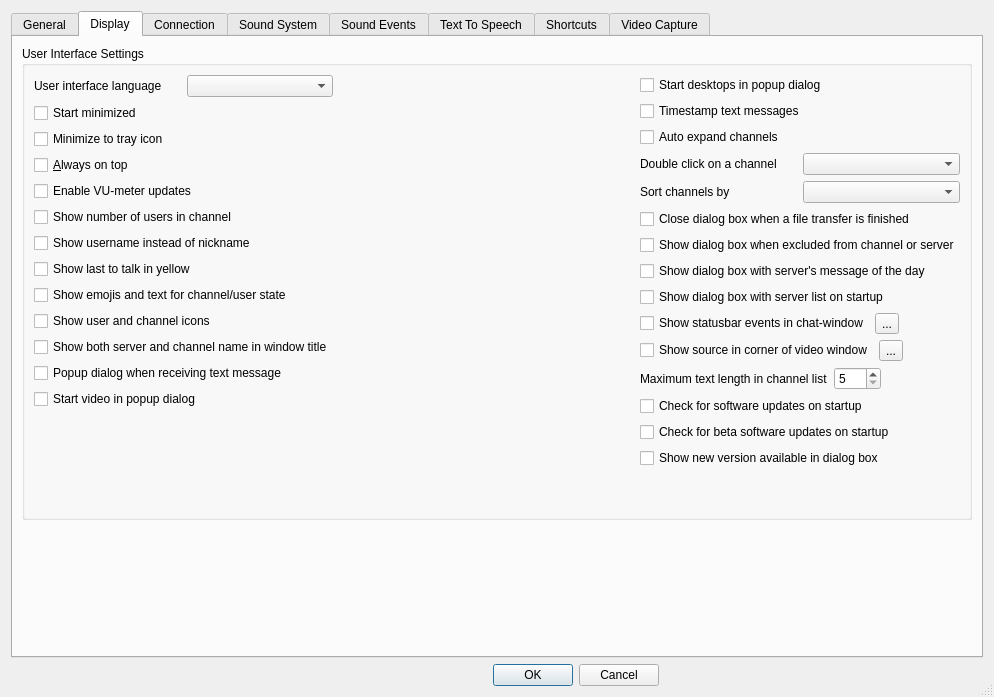
This is Client/qtTeamTalk/preferences.ui in BearWare/TeamTalk5 as Qt 5 draws it before an edit. The edited form follows.
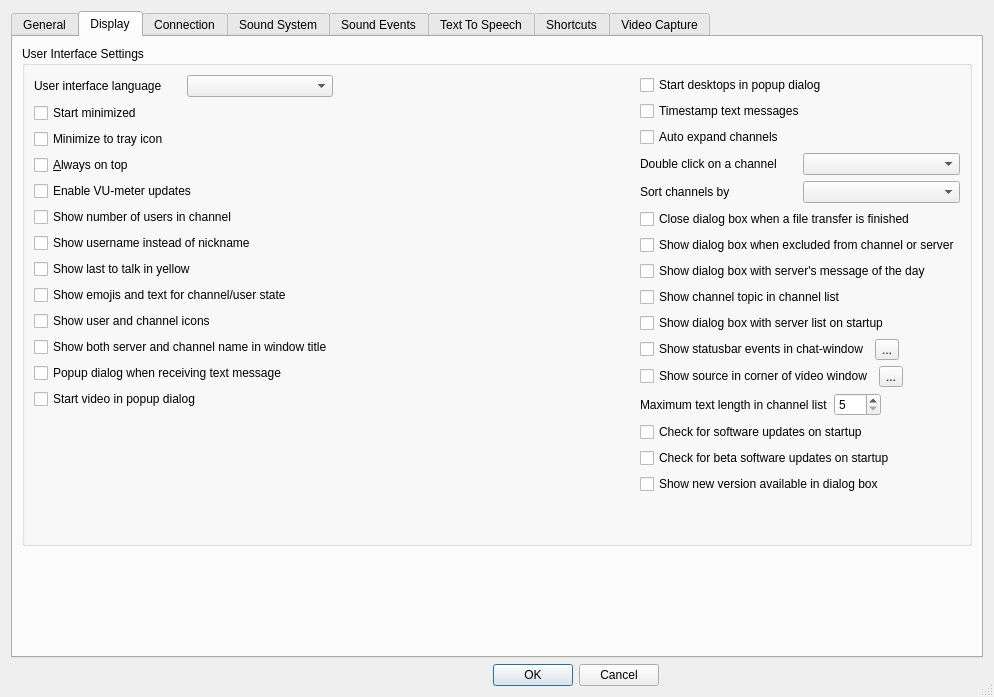
This is the edited form. The open tabs and pages were chosen to show the change. Icons and pictures are not drawn. Custom widgets are drawn as their Qt base class.

Commit message: Option to show channel topic in channel list

Diff of the .ui file:
```diff
--- a/Client/qtTeamTalk/preferences.ui
+++ b/Client/qtTeamTalk/preferences.ui
@@ -583,6 +583,13 @@
                 </property>
                </widget>
               </item>
+              <item>
+               <widget class="QCheckBox" name="chanTopicChkBox">
+                <property name="text">
+                 <string>Show channel topic in channel list</string>
+                </property>
+               </widget>
+              </item>
               <item>
                <widget class="QCheckBox" name="startServerListChkBox">
                 <property name="text">
```
Left out of the diff: 7 changed lines with no effect on the pictures. The commit also changes 4 other files.
